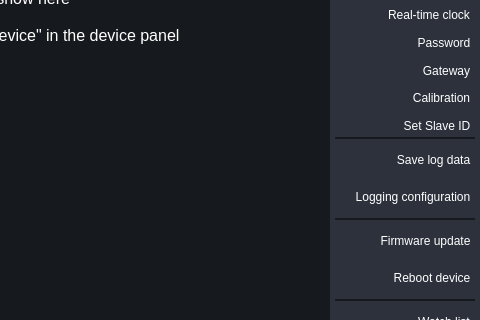
Qt form UI/forms/form.ui (romangolovkou/AQteck_toolMAX) before a commit; both pictures show x 544 to 1024 and y 201 to 521 of the 1024 by 621 pixel window.
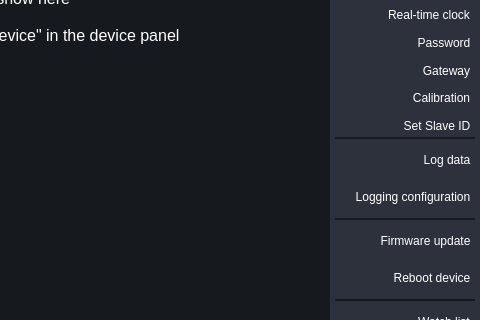
The same form after that commit. Icons and pictures are not drawn. Custom widgets are drawn as their Qt base class.

Commit message: Правки UI

The edit to the form file:
```diff
--- a/UI/forms/form.ui
+++ b/UI/forms/form.ui
@@ -2417,7 +2417,7 @@
                       <enum>Qt::RightToLeft</enum>
                      </property>
                      <property name="text">
-                      <string>Save log data</string>
+                      <string>Log data</string>
                      </property>
                      <property name="icon">
                       <iconset resource="../resoursec.qrc">
```
The commit also changes 6 other files.
